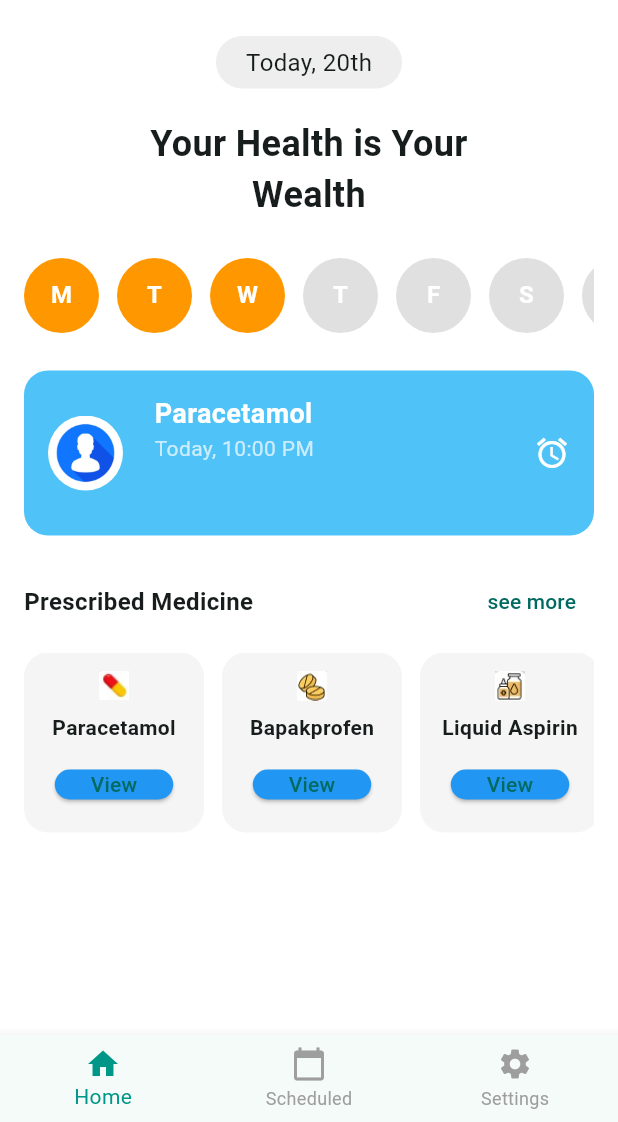
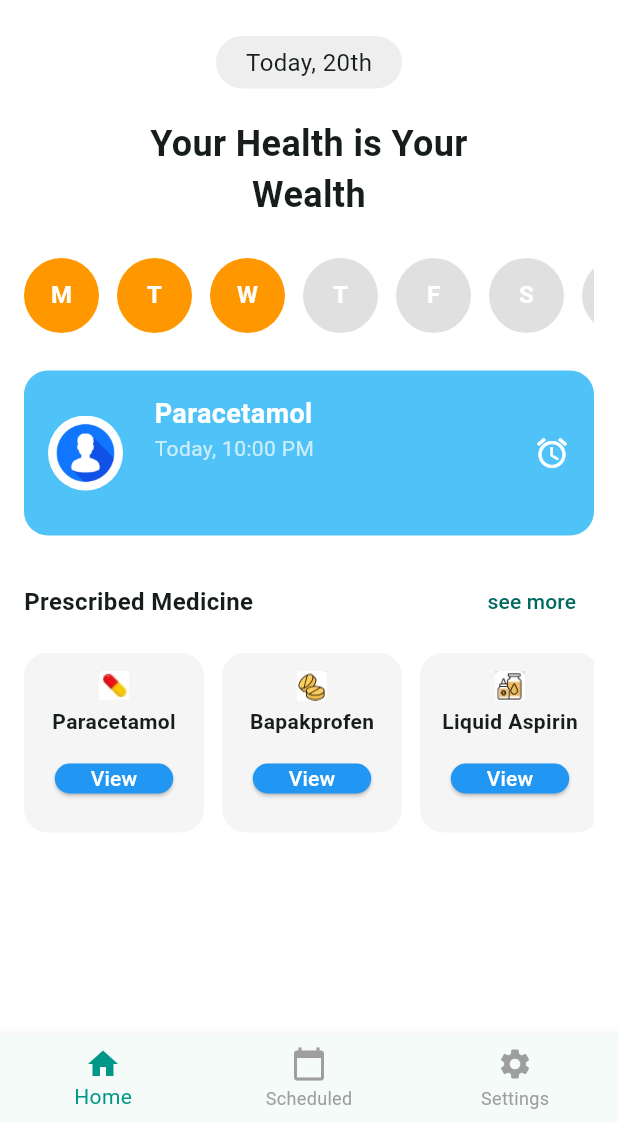
Before and after one commit to BlessingsMinga/IOT-Based-Smart-Pill-Dispenser-with-Intelligent-Monitoring, a Flutter app: the CarePillHomePage screen opened directly, on a phone screen of 412 x 824 dp, the part 114-1236 px from its top. Run offline on Flutter 3.47's test engine with Material 3 defaults, Android fonts, the phone set to English and light mode, and no system bars.

Commit message:
proper working home page

```diff
--- a/ui_flutter/lib/views/home.dart
+++ b/ui_flutter/lib/views/home.dart
@@ -216,7 +216,7 @@ class CarePillHomePage extends StatelessWidget {
         child: Column(
           children: [
             Image.asset(imgPath, width: 20, height: 20),
-            const SizedBox(height: 8),
+            const SizedBox(height: 4),
             Text(name,
                 style:
                 const TextStyle(fontWeight: FontWeight.bold, fontSize: 14)),
@@ -227,7 +227,8 @@ class CarePillHomePage extends StatelessWidget {
                 backgroundColor: Colors.blue,
                 minimumSize: const Size(40, 20),
               ),
-              child: const Text('View'),
+              child: const Text('View',
+              style: TextStyle(color: Colors.white),),
             )
           ],
         ),
```
